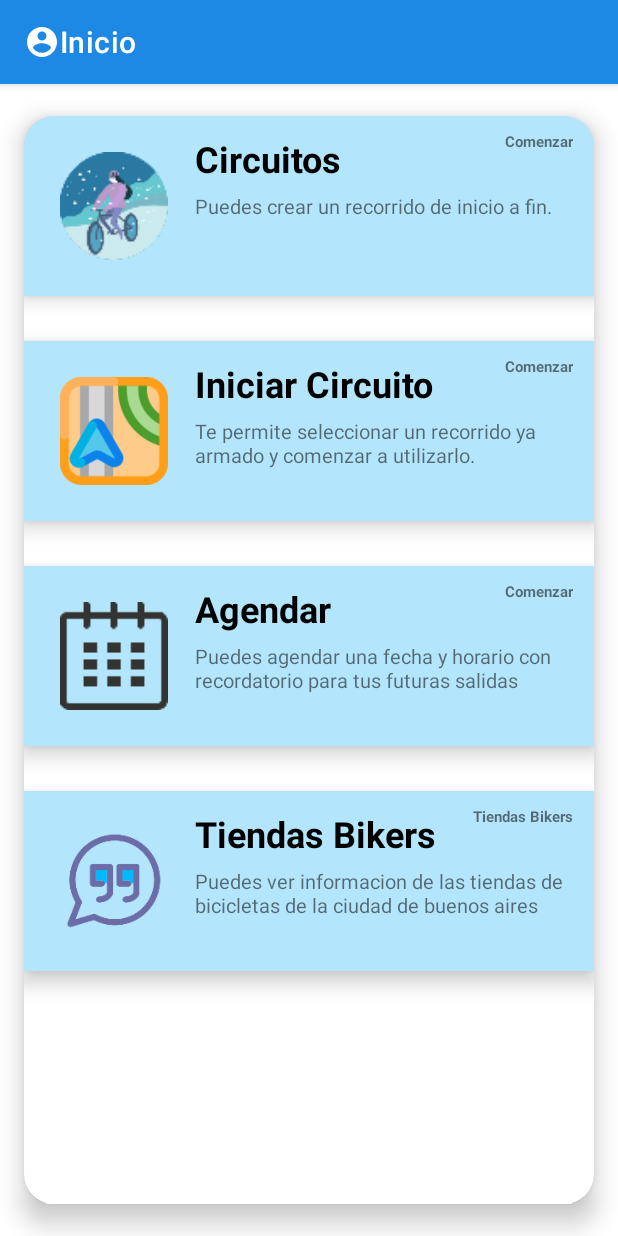
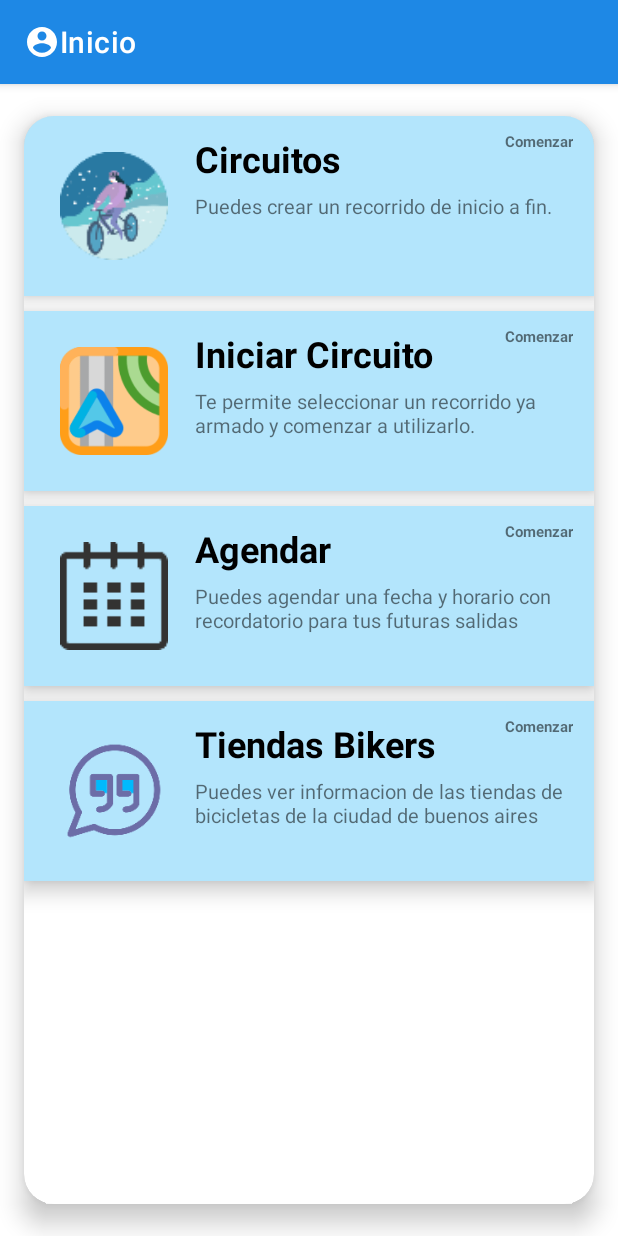
Before and after one commit to cgarcia80/desdehasta, an Android app: the screen it shows after launch once a user with an empty profile is signed in (MainActivity), on a phone screen of 412 x 824 dp. Run offline under Robolectric (Android 15) with nearby library versions, the phone set to English and light mode, and no system bars; our stand-ins replace Firebase (no records; nobody signed in at launch, a user with empty details on screens opened directly).

Commit message:
mejoras v11

```diff
--- a/app/src/main/java/com/ar/desdehasta/InteresActivityDetail.java
+++ b/app/src/main/java/com/ar/desdehasta/InteresActivityDetail.java
@@ -26,14 +26,14 @@ public class InteresActivityDetail extends AppCompatActivity {
         Store element = (Store) getIntent().getSerializableExtra("ListElement");
         tvNombre = findViewById(R.id.tvNombre);
         tvDireccion = findViewById(R.id.tvDireccion);
-        tvBarrio = findViewById(R.id.tvBarrio);
+        //tvBarrio = findViewById(R.id.tvBarrio);
         tvCall = findViewById(R.id.tv_call);
         tvWeb = findViewById(R.id.tv_web);
         tvUrl = findViewById(R.id.tv_web);
 
         tvNombre.setText(element.getNombre());
         tvDireccion.setText("Direccion: "+element.getDireccion());
-        tvBarrio.setText("Barrio: "+element.getBarrio());
+        //tvBarrio.setText("Barrio: "+element.getBarrio());
         if (element.getTelefono().equalsIgnoreCase("null"))
             tvCall.setText("Tel: No posee numero telefonico");
         else
--- a/app/src/main/res/layout/activity_main.xml
+++ b/app/src/main/res/layout/activity_main.xml
@@ -83,7 +83,7 @@
         android:layout_height="wrap_content"
         android:animateLayoutChanges="true"
         android:orientation="vertical"
-        android:layout_marginTop="150dp"
+        android:layout_marginTop="130dp"
         android:elevation="8dp"
         android:background="@color/Light_Blue">
         <RelativeLayout
@@ -151,7 +151,7 @@
         android:layout_height="wrap_content"
         android:animateLayoutChanges="true"
         android:orientation="vertical"
-        android:layout_marginTop="300dp"
+        android:layout_marginTop="260dp"
         android:elevation="8dp"
         android:background="@color/Light_Blue">
         <RelativeLayout
@@ -219,7 +219,7 @@
         android:layout_height="wrap_content"
         android:animateLayoutChanges="true"
         android:orientation="vertical"
-        android:layout_marginTop="450dp"
+        android:layout_marginTop="390dp"
         android:elevation="8dp"
         android:background="@color/Light_Blue">
         <RelativeLayout
@@ -274,7 +274,7 @@
                 android:layout_centerVertical="false"
                 android:layout_marginEnd="4dp"
                 android:layout_marginRight="16dp"
-                android:text="@string/main_tiendas_bike"
+                android:text="@string/main_comenzar"
                 android:textSize="10dp"
                 android:textStyle="bold"></TextView>
         </RelativeLayout>
```
Also changed, not shown: app/src/main/AndroidManifest.xml (+5 -2 lines), app/src/main/res/drawable/ic_chrome.xml (added, +10 -0 lines), app/src/main/res/layout/interes_activity_detail.xml (+7 -37 lines), app/src/main/res/drawable/img_chrome.png (added).
